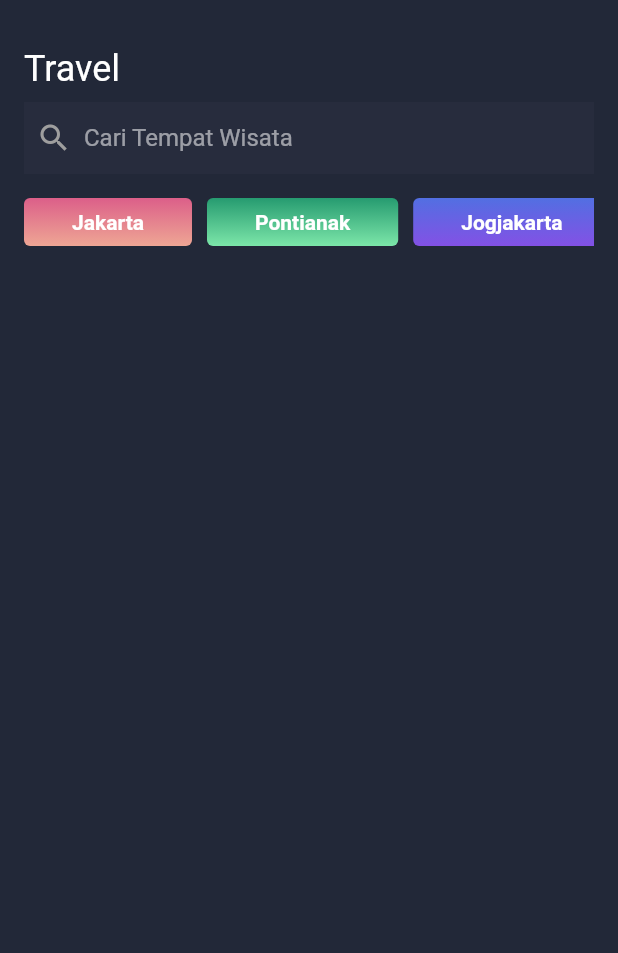
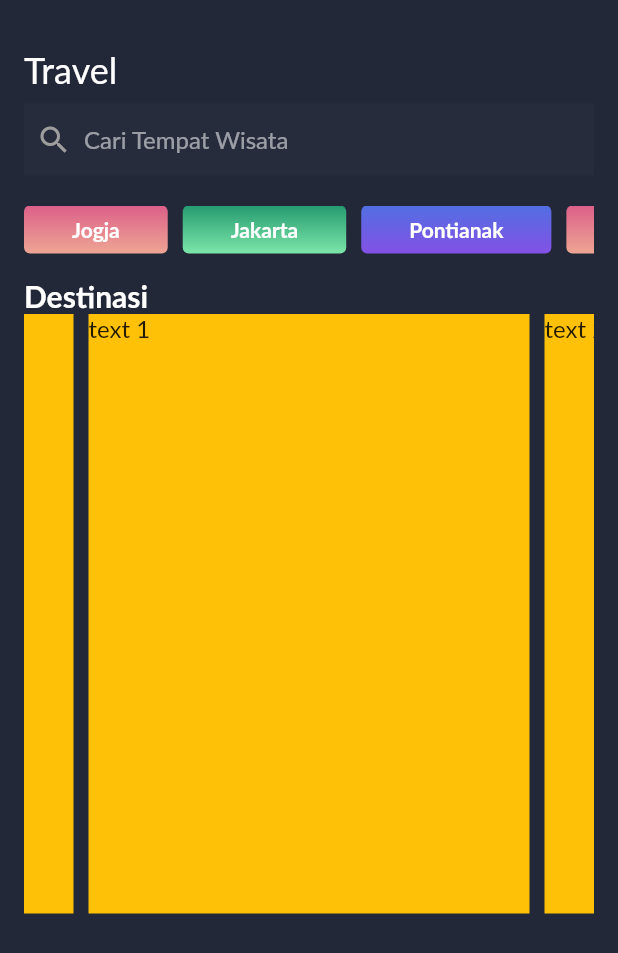
Before and after one commit to Berri/TravelApp, a Flutter app: the screen it shows after launch, on a phone screen of 412 x 824 dp. Shown: the top 953 px of the screen. Run offline on Flutter 3.47's test engine with Material 2 defaults, Android fonts, the phone set to English and light mode, and no system bars; drawn by our look-alikes of carousel_slider.

Commit message:
Penambahan font dan widget carousel

```diff
--- a/lib/main.dart
+++ b/lib/main.dart
@@ -1,4 +1,5 @@
 import 'package:flutter/material.dart';
+import 'package:carousel_slider/carousel_slider.dart';
 
 void main() => runApp(MyApp());
 
@@ -8,6 +9,7 @@ class MyApp extends StatelessWidget {
     return MaterialApp(
       title: 'Travel App',
       home: MyHomePage(),
+      theme: ThemeData(fontFamily: "Lato"),
       debugShowCheckedModeBanner: false,
     );
   }
@@ -56,19 +58,44 @@ class MyHomePage extends StatelessWidget {
                     ],
                   ),
                 ),
-                SizedBox(height: 16.0),
+                SizedBox(height: 20.0),
                 Container(
                   height: 32.0,
                   child: ListView(
                     scrollDirection: Axis.horizontal,
                     children: <Widget>[
-                      GradientButton("Jakarta", gradient1),
-                      GradientButton("Pontianak", gradient2),
-                      GradientButton("Jogjakarta", gradient3),
+                      GradientButton("Jogja", gradient1),
+                      GradientButton("Jakarta", gradient2),
+                      GradientButton("Pontianak", gradient3),
                       GradientButton("Bandung", gradient1),
                     ],
                   ),
-                )
+                ),
+                SizedBox(height: 16.0),
+                Text(
+                  "Destinasi",
+                  style: TextStyle(
+                      color: Colors.white,
+                      fontSize: 20.0,
+                      fontWeight: FontWeight.w600),
+                ),
+                CarouselSlider(
+                  height: 400.0,
+                  items: [1, 2, 3, 4, 5].map((i) {
+                    return Builder(
+                      builder: (BuildContext context) {
+                        return Container(
+                            width: MediaQuery.of(context).size.width,
+                            margin: EdgeInsets.symmetric(horizontal: 5.0),
+                            decoration: BoxDecoration(color: Colors.amber),
+                            child: Text(
+                              'text $i',
+                              style: TextStyle(fontSize: 16.0),
+                            ));
+                      },
+                    );
+                  }).toList(),
+                ),
               ],
             ),
           )
```
Also changed, not shown: pubspec.yaml (+8 -12 lines), assets/fonts/Lato-Bold.ttf (added), assets/fonts/Lato-Italic.ttf (added), assets/fonts/Lato-Regular.ttf (added), pubspec.lock.
